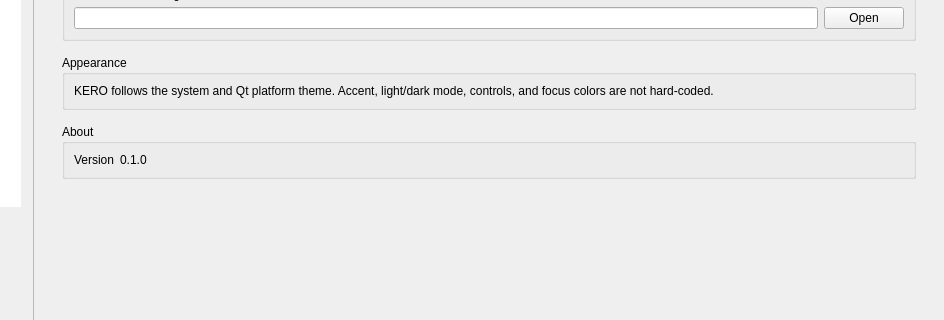
The window that host/qt/app/kero-app.ui (kero-net/source) describes before a commit, drawn with Qt 5; both pictures show x 176 to 1120 and y 139 to 459 of the 1120 by 720 pixel window.
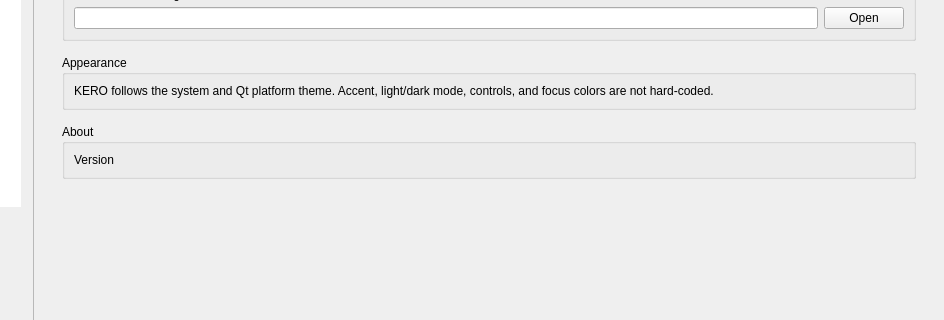
The same window after the commit. The open tabs and pages were chosen to show the change. Icons and pictures are not drawn.

The edit to the form file:
```diff
--- a/host/qt/app/kero-app.ui
+++ b/host/qt/app/kero-app.ui
@@ -253,7 +253,7 @@
           <property name="title"><string>About</string></property>
           <layout class="QFormLayout" name="aboutSettingsLayout">
            <item row="0" column="0"><widget class="QLabel" name="versionLabel"><property name="text"><string>Version</string></property></widget></item>
-           <item row="0" column="1"><widget class="QLabel" name="versionValueLabel"><property name="text"><string>0.1.0</string></property></widget></item>
+           <item row="0" column="1"><widget class="QLabel" name="versionValueLabel"><property name="text"><string/></property></widget></item>
           </layout>
          </widget>
         </item>
```
